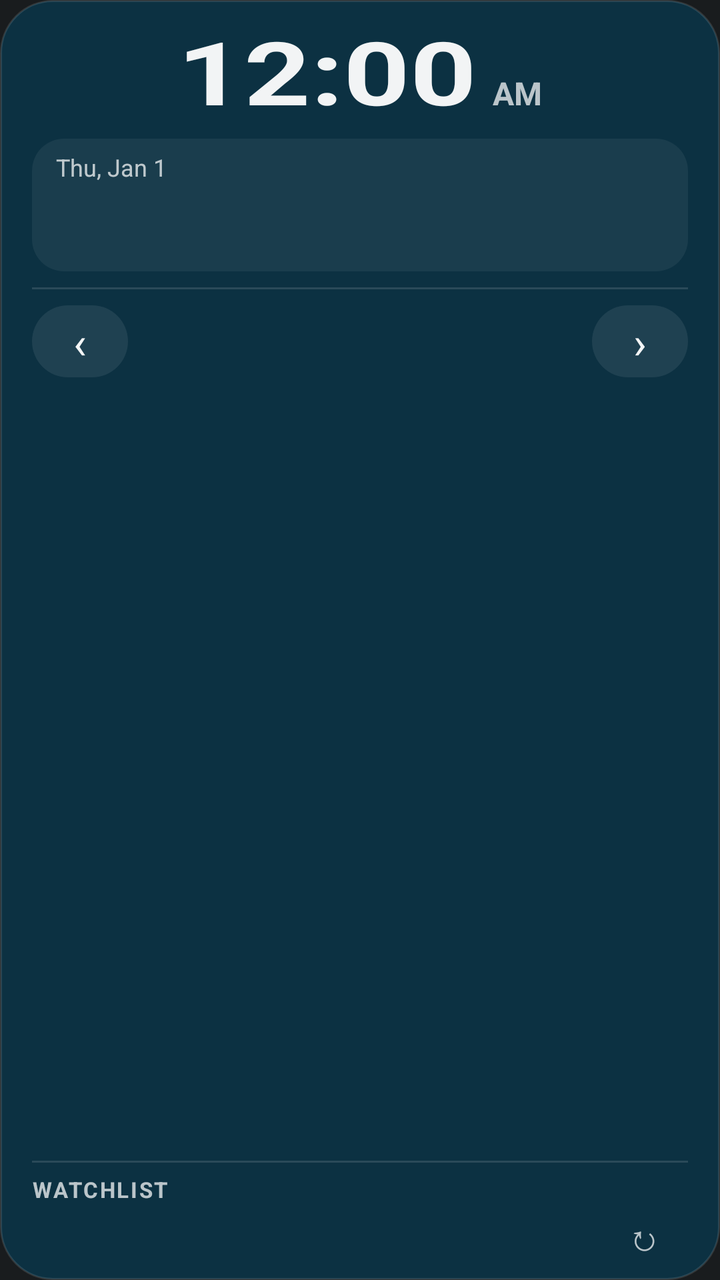
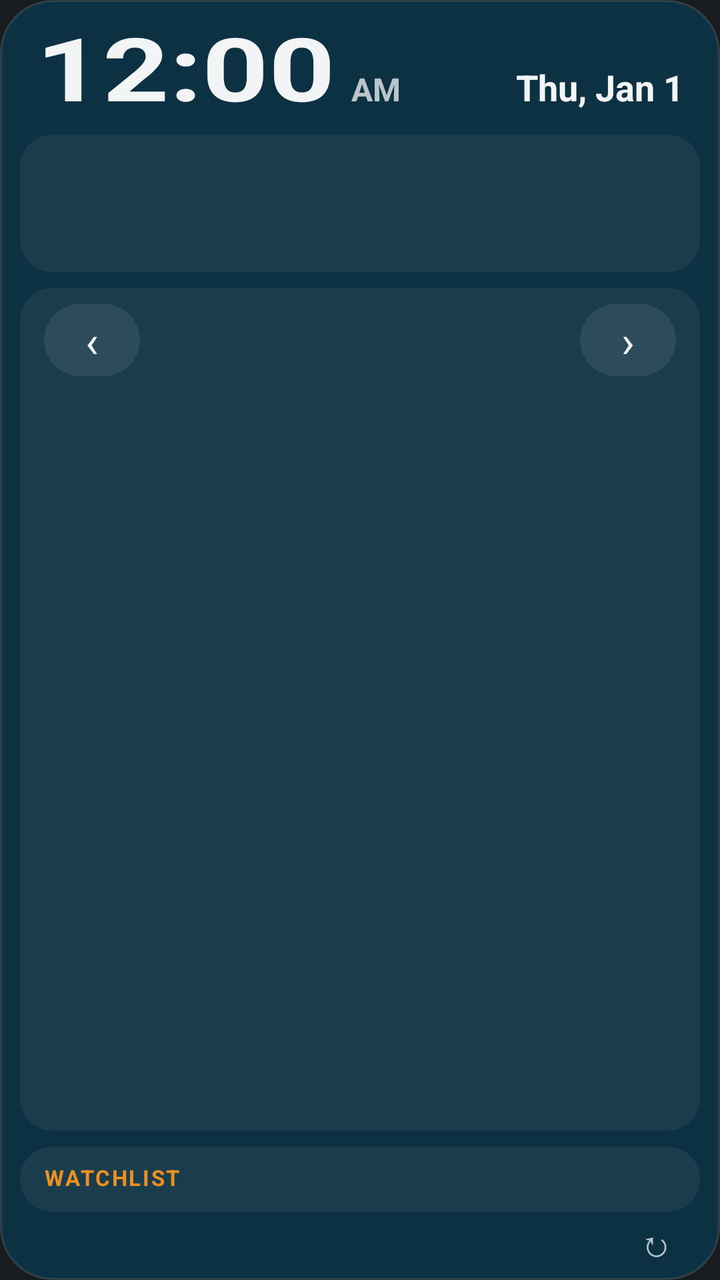

Screens rendered from an Android XML layout before and after an edit, with the pre-edit source and the edit as a unified diff.
<!-- AndroidManifest.xml: application theme android:Theme.DeviceDefault.NoActionBar -->
<!-- res/layout/widget_large.xml -->
<?xml version="1.0" encoding="utf-8"?>
<LinearLayout xmlns:android="http://schemas.android.com/apk/res/android"
    android:id="@+id/root"
    android:layout_width="match_parent"
    android:layout_height="match_parent"
    android:background="@drawable/widget_bg"
    android:orientation="vertical"
    android:paddingHorizontal="16dp"
    android:paddingTop="12dp"
    android:paddingBottom="6dp">

    
    <LinearLayout
        android:id="@+id/clock"
        android:layout_width="match_parent"
        android:layout_height="wrap_content"
        android:baselineAligned="true"
        android:gravity="center_horizontal"
        android:orientation="horizontal"
        android:paddingBottom="6dp">

        <TextClock
            android:layout_width="wrap_content"
            android:layout_height="wrap_content"
            android:format12Hour="h:mm"
            android:format24Hour="H:mm"
            android:includeFontPadding="false"
            android:textColor="@color/text"
            android:textScaleX="1.32"
            android:textSize="44sp"
            android:textStyle="bold" />

        <TextClock
            android:layout_width="wrap_content"
            android:layout_height="wrap_content"
            android:format12Hour="a"
            android:format24Hour=""
            android:paddingStart="8dp"
            android:textColor="@color/muted"
            android:textSize="16sp"
            android:textStyle="bold" />
    </LinearLayout>

    <include layout="@layout/part_weather" />

    <FrameLayout
        android:layout_width="match_parent"
        android:layout_height="1dp"
        android:layout_marginVertical="8dp"
        android:background="@color/card_edge" />

    <LinearLayout
        android:layout_width="match_parent"
        android:layout_height="wrap_content"
        android:gravity="center_vertical"
        android:orientation="horizontal">

        <TextView
            android:id="@+id/prev"
            android:layout_width="48dp"
            android:layout_height="36dp"
            android:background="@drawable/pill_bg"
            android:contentDescription="Previous category"
            android:gravity="center"
            android:text="‹"
            android:textColor="@color/text"
            android:textSize="22sp" />

        <LinearLayout
            android:id="@+id/catbox"
            android:layout_width="0dp"
            android:layout_height="wrap_content"
            android:layout_weight="1"
            android:gravity="center"
            android:orientation="vertical">

            <TextView
                android:id="@+id/cat"
                android:layout_width="wrap_content"
                android:layout_height="wrap_content"
                android:ellipsize="end"
                android:letterSpacing="0.08"
                android:maxLines="1"
                android:textColor="@color/accent"
                android:textSize="12sp"
                android:textStyle="bold" />

            <TextView
                android:id="@+id/catpos"
                android:layout_width="wrap_content"
                android:layout_height="wrap_content"
                android:textColor="@color/muted"
                android:textSize="11sp" />
        </LinearLayout>

        <TextView
            android:id="@+id/next"
            android:layout_width="48dp"
            android:layout_height="36dp"
            android:background="@drawable/pill_bg"
            android:contentDescription="Next category"
            android:gravity="center"
            android:text="›"
            android:textColor="@color/text"
            android:textSize="22sp" />
    </LinearLayout>

    
    <LinearLayout
        android:id="@+id/headlines"
        android:layout_width="match_parent"
        android:layout_height="0dp"
        android:layout_weight="1"
        android:orientation="vertical"
        android:paddingTop="4dp" />

    <LinearLayout
        android:id="@+id/watch"
        android:layout_width="match_parent"
        android:layout_height="wrap_content"
        android:orientation="vertical">

        <FrameLayout
            android:layout_width="match_parent"
            android:layout_height="1dp"
            android:layout_marginVertical="6dp"
            android:background="@color/card_edge" />

        <TextView
            android:layout_width="wrap_content"
            android:layout_height="wrap_content"
            android:letterSpacing="0.08"
            android:text="WATCHLIST"
            android:textColor="@color/muted"
            android:textSize="11sp"
            android:textStyle="bold" />

        <LinearLayout
            android:id="@+id/quotes"
            android:layout_width="match_parent"
            android:layout_height="wrap_content"
            android:orientation="vertical" />
    </LinearLayout>

    <LinearLayout
        android:layout_width="match_parent"
        android:layout_height="wrap_content"
        android:gravity="center_vertical"
        android:orientation="horizontal">

        <TextView
            android:id="@+id/updated"
            android:layout_width="0dp"
            android:layout_height="wrap_content"
            android:layout_weight="1"
            android:textColor="@color/muted"
            android:textSize="11sp" />

        <TextView
            android:id="@+id/refresh"
            android:layout_width="44dp"
            android:layout_height="32dp"
            android:contentDescription="Refresh now"
            android:gravity="center"
            android:text="↻"
            android:textColor="@color/muted"
            android:textSize="18sp" />
    </LinearLayout>
</LinearLayout>
<!-- res/layout/part_weather.xml (included above) -->
<?xml version="1.0" encoding="utf-8"?>
<LinearLayout xmlns:android="http://schemas.android.com/apk/res/android"
    android:id="@+id/weather"
    android:layout_width="match_parent"
    android:layout_height="wrap_content"
    android:background="@drawable/bar_bg"
    android:gravity="center_vertical"
    android:orientation="horizontal"
    android:paddingHorizontal="12dp"
    android:paddingVertical="6dp">

    <LinearLayout
        android:layout_width="0dp"
        android:layout_height="wrap_content"
        android:layout_weight="1"
        android:orientation="vertical">

        <TextClock
            android:layout_width="wrap_content"
            android:layout_height="wrap_content"
            android:format12Hour="EEE, MMM d"
            android:format24Hour="EEE, MMM d"
            android:textColor="@color/muted"
            android:textSize="12sp" />

        <TextView
            android:id="@+id/place"
            android:layout_width="wrap_content"
            android:layout_height="wrap_content"
            android:ellipsize="end"
            android:maxLines="1"
            android:textColor="@color/text"
            android:textSize="15sp"
            android:textStyle="bold" />

        <TextView
            android:id="@+id/cond"
            android:layout_width="wrap_content"
            android:layout_height="wrap_content"
            android:ellipsize="end"
            android:maxLines="1"
            android:textColor="@color/text"
            android:textSize="13sp" />
    </LinearLayout>

    <TextView
        android:id="@+id/icon"
        android:layout_width="wrap_content"
        android:layout_height="wrap_content"
        android:paddingHorizontal="8dp"
        android:textSize="34sp" />

    <LinearLayout
        android:layout_width="0dp"
        android:layout_height="wrap_content"
        android:layout_weight="1"
        android:gravity="end"
        android:orientation="vertical">

        <TextView
            android:id="@+id/temp"
            android:layout_width="wrap_content"
            android:layout_height="wrap_content"
            android:includeFontPadding="false"
            android:textColor="@color/text"
            android:textSize="30sp"
            android:textStyle="bold" />

        <TextView
            android:id="@+id/hilo"
            android:layout_width="wrap_content"
            android:layout_height="wrap_content"
            android:textColor="@color/muted"
            android:textSize="13sp" />
    </LinearLayout>
</LinearLayout>
<!-- resources referenced by this layout -->
<resources>
  <color name="accent">#EE9020</color>
  <color name="card_edge">#1FFFFFFF</color>
  <color name="muted">#B8FFFFFF</color>
  <color name="text">#F2FFFFFF</color>
  <!-- drawable bar_bg (drawable) -->
  <?xml version="1.0" encoding="utf-8"?>
  <shape xmlns:android="http://schemas.android.com/apk/res/android">
      <solid android:color="@color/inset" />
      <corners android:radius="16dp" />
  </shape>
  <!-- drawable pill_bg (drawable) -->
  <?xml version="1.0" encoding="utf-8"?>
  <shape xmlns:android="http://schemas.android.com/apk/res/android">
      <solid android:color="@color/pill" />
      <corners android:radius="18dp" />
  </shape>
  <!-- drawable widget_bg (drawable) -->
  <?xml version="1.0" encoding="utf-8"?>
  <shape xmlns:android="http://schemas.android.com/apk/res/android">
      <solid android:color="@color/card" />
      <stroke android:width="1dp" android:color="@color/card_edge" />
      <corners android:radius="26dp" />
  </shape>
  <color name="inset">#0FFFFFFF</color>
  <color name="pill">#14FFFFFF</color>
  <color name="card">#0C3142</color>
</resources>

<!-- the commit's change to res/layout/widget_large.xml (unified diff, before → after) -->
@@ -5,9 +5,9 @@
     android:layout_height="match_parent"
     android:background="@drawable/widget_bg"
     android:orientation="vertical"
-    android:paddingHorizontal="16dp"
-    android:paddingTop="12dp"
-    android:paddingBottom="6dp">
+    android:paddingHorizontal="10dp"
+    android:paddingTop="10dp"
+    android:paddingBottom="4dp">
 
     
     <LinearLayout
@@ -15,8 +15,8 @@
         android:layout_width="match_parent"
         android:layout_height="wrap_content"
         android:baselineAligned="true"
-        android:gravity="center_horizontal"
         android:orientation="horizontal"
+        android:paddingHorizontal="8dp"
         android:paddingBottom="6dp">
 
         <TextClock
@@ -39,99 +39,116 @@
             android:textColor="@color/muted"
             android:textSize="16sp"
             android:textStyle="bold" />
+
+        <TextClock
+            android:layout_width="0dp"
+            android:layout_height="wrap_content"
+            android:layout_weight="1"
+            android:format12Hour="EEE, MMM d"
+            android:format24Hour="EEE, MMM d"
+            android:gravity="end"
+            android:textColor="@color/text"
+            android:textSize="18sp"
+            android:textStyle="bold" />
     </LinearLayout>
 
     <include layout="@layout/part_weather" />
 
-    <FrameLayout
-        android:layout_width="match_parent"
-        android:layout_height="1dp"
-        android:layout_marginVertical="8dp"
-        android:background="@color/card_edge" />
-
-    <LinearLayout
-        android:layout_width="match_parent"
-        android:layout_height="wrap_content"
-        android:gravity="center_vertical"
-        android:orientation="horizontal">
-
-        <TextView
-            android:id="@+id/prev"
-            android:layout_width="48dp"
-            android:layout_height="36dp"
-            android:background="@drawable/pill_bg"
-            android:contentDescription="Previous category"
-            android:gravity="center"
-            android:text="‹"
-            android:textColor="@color/text"
-            android:textSize="22sp" />
+    
+    <LinearLayout
+        android:layout_width="match_parent"
+        android:layout_height="0dp"
+        android:layout_marginTop="8dp"
+        android:layout_weight="1"
+        android:background="@drawable/bar_bg"
+        android:orientation="vertical"
+        android:paddingHorizontal="12dp"
+        android:paddingVertical="8dp">
 
         <LinearLayout
-            android:id="@+id/catbox"
-            android:layout_width="0dp"
-            android:layout_height="wrap_content"
+            android:layout_width="match_parent"
+            android:layout_height="wrap_content"
+            android:gravity="center_vertical"
+            android:orientation="horizontal">
+
+            <TextView
+                android:id="@+id/prev"
+                android:layout_width="48dp"
+                android:layout_height="36dp"
+                android:background="@drawable/pill_bg"
+                android:contentDescription="Previous category"
+                android:gravity="center"
+                android:text="‹"
+                android:textColor="@color/text"
+                android:textSize="22sp" />
+
+            <LinearLayout
+                android:id="@+id/catbox"
+                android:layout_width="0dp"
+                android:layout_height="wrap_content"
+                android:layout_weight="1"
+                android:gravity="center"
+                android:orientation="vertical">
+
+                <TextView
+                    android:id="@+id/cat"
+                    android:layout_width="wrap_content"
+                    android:layout_height="wrap_content"
+                    android:ellipsize="end"
+                    android:letterSpacing="0.08"
+                    android:maxLines="1"
+                    android:textColor="@color/accent"
+                    android:textSize="12sp"
+                    android:textStyle="bold" />
+
+                <TextView
+                    android:id="@+id/catpos"
+                    android:layout_width="wrap_content"
+                    android:layout_height="wrap_content"
+                    android:textColor="@color/muted"
+                    android:textSize="11sp" />
+            </LinearLayout>
+
+            <TextView
+                android:id="@+id/next"
+                android:layout_width="48dp"
+                android:layout_height="36dp"
+                android:background="@drawable/pill_bg"
+                android:contentDescription="Next category"
+                android:gravity="center"
+                android:text="›"
+                android:textColor="@color/text"
+                android:textSize="22sp" />
+        </LinearLayout>
+
+        
+        <LinearLayout
+            android:id="@+id/headlines"
+            android:layout_width="match_parent"
+            android:layout_height="0dp"
             android:layout_weight="1"
-            android:gravity="center"
-            android:orientation="vertical">
-
-            <TextView
-                android:id="@+id/cat"
-                android:layout_width="wrap_content"
-                android:layout_height="wrap_content"
-                android:ellipsize="end"
-                android:letterSpacing="0.08"
-                android:maxLines="1"
-                android:textColor="@color/accent"
-                android:textSize="12sp"
-                android:textStyle="bold" />
-
-            <TextView
-                android:id="@+id/catpos"
-                android:layout_width="wrap_content"
-                android:layout_height="wrap_content"
-                android:textColor="@color/muted"
-                android:textSize="11sp" />
-        </LinearLayout>
-
-        <TextView
-            android:id="@+id/next"
-            android:layout_width="48dp"
-            android:layout_height="36dp"
-            android:background="@drawable/pill_bg"
-            android:contentDescription="Next category"
-            android:gravity="center"
-            android:text="›"
-            android:textColor="@color/text"
-            android:textSize="22sp" />
+            android:orientation="vertical"
+            android:paddingTop="4dp" />
     </LinearLayout>
 
     
     <LinearLayout
-        android:id="@+id/headlines"
-        android:layout_width="match_parent"
-        android:layout_height="0dp"
-        android:layout_weight="1"
+        android:id="@+id/watch"
+        android:layout_width="match_parent"
+        android:layout_height="wrap_content"
+        android:layout_marginTop="8dp"
+        android:background="@drawable/bar_bg"
         android:orientation="vertical"
-        android:paddingTop="4dp" />
-
-    <LinearLayout
-        android:id="@+id/watch"
-        android:layout_width="match_parent"
-        android:layout_height="wrap_content"
-        android:orientation="vertical">
-
-        <FrameLayout
-            android:layout_width="match_parent"
-            android:layout_height="1dp"
-            android:layout_marginVertical="6dp"
-            android:background="@color/card_edge" />
+        android:paddingHorizontal="12dp"
+        android:paddingVertical="8dp">
 
         <TextView
             android:layout_width="wrap_content"
             android:layout_height="wrap_content"
             android:letterSpacing="0.08"
+            android:paddingBottom="2dp"
             android:text="WATCHLIST"
-            android:textColor="@color/muted"
+            android:textColor="@color/accent"
             android:textSize="11sp"
             android:textStyle="bold" />
 
@@ -146,7 +163,8 @@
         android:layout_width="match_parent"
         android:layout_height="wrap_content"
         android:gravity="center_vertical"
-        android:orientation="horizontal">
+        android:orientation="horizontal"
+        android:paddingStart="8dp">
 
         <TextView
             android:id="@+id/updated"
@@ -159,7 +177,7 @@
         <TextView
             android:id="@+id/refresh"
             android:layout_width="44dp"
-            android:layout_height="32dp"
+            android:layout_height="30dp"
             android:contentDescription="Refresh now"
             android:gravity="center"
             android:text="↻"
@@ -177,7 +195,7 @@
     android:gravity="center_vertical"
     android:orientation="horizontal"
     android:paddingHorizontal="12dp"
-    android:paddingVertical="6dp">
+    android:paddingVertical="8dp">
 
     <LinearLayout
         android:layout_width="0dp"
@@ -185,14 +203,6 @@
         android:layout_weight="1"
         android:orientation="vertical">
 
-        <TextClock
-            android:layout_width="wrap_content"
-            android:layout_height="wrap_content"
-            android:format12Hour="EEE, MMM d"
-            android:format24Hour="EEE, MMM d"
-            android:textColor="@color/muted"
-            android:textSize="12sp" />
-
         <TextView
             android:id="@+id/place"
             android:layout_width="wrap_content"
@@ -209,7 +219,7 @@
             android:layout_height="wrap_content"
             android:ellipsize="end"
             android:maxLines="1"
-            android:textColor="@color/text"
+            android:textColor="@color/muted"
             android:textSize="13sp" />
     </LinearLayout>
 
@@ -217,13 +227,13 @@
         android:id="@+id/icon"
         android:layout_width="wrap_content"
         android:layout_height="wrap_content"
-        android:paddingHorizontal="8dp"
-        android:textSize="34sp" />
-
-    <LinearLayout
-        android:layout_width="0dp"
-        android:layout_height="wrap_content"
-        android:layout_weight="1"
+        android:paddingStart="10dp"
+        android:paddingEnd="8dp"
+        android:textSize="30sp" />
+
+    <LinearLayout
+        android:layout_width="wrap_content"
+        android:layout_height="wrap_content"
         android:gravity="end"
         android:orientation="vertical">
 
